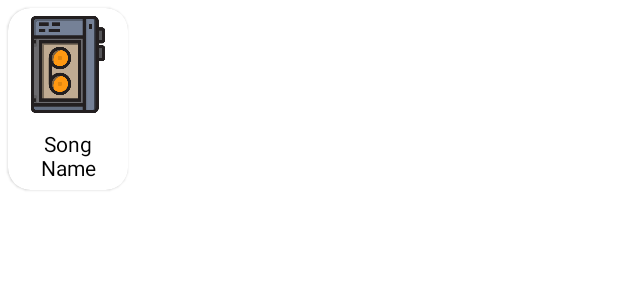
After one commit to Shevy-D/AudioPlayer, an Android app: the layout favorite_view.xml on its own in the app's theme, with its tools: preview values and no code run, on a phone screen of 412 x 824 dp. The commit adds this screen. Shown: the top 300 px of the screen. Run offline under Robolectric (Android 15) with nearby library versions, the phone set to English and light mode, and no system bars.

Commit message:
Added possibility to add songs to favorite activity

```diff
--- a/app/src/main/AndroidManifest.xml
+++ b/app/src/main/AndroidManifest.xml
@@ -26,7 +26,7 @@
             android:screenOrientation="portrait"
             tools:ignore="LockedOrientationActivity" />
         <activity
-            android:name=".presentation.FavoriteActivity"
+            android:name=".presentation.favorite.FavoriteActivity"
             android:exported="false"
             android:screenOrientation="portrait"
             tools:ignore="LockedOrientationActivity" />
--- a/app/src/main/java/com/shevy/audioplayer/presentation/MainActivity.kt
+++ b/app/src/main/java/com/shevy/audioplayer/presentation/MainActivity.kt
@@ -22,6 +22,7 @@ import com.shevy.audioplayer.R
 import com.shevy.audioplayer.databinding.ActivityMainBinding
 import com.shevy.audioplayer.models.Music
 import com.shevy.audioplayer.models.exitApplication
+import com.shevy.audioplayer.presentation.favorite.FavoriteActivity
 import java.io.File
 
 class MainActivity : AppCompatActivity() {
--- a/app/src/main/res/layout/activity_favorite.xml
+++ b/app/src/main/res/layout/activity_favorite.xml
@@ -4,7 +4,7 @@
     xmlns:tools="http://schemas.android.com/tools"
     android:layout_width="match_parent"
     android:layout_height="match_parent"
-    tools:context=".presentation.FavoriteActivity">
+    tools:context=".presentation.favorite.FavoriteActivity">
 
     <LinearLayout
         android:id="@+id/linearLayout"
@@ -45,6 +45,7 @@
         app:layout_constraintStart_toStartOf="parent"
         app:layout_constraintEnd_toEndOf="parent"
         app:layout_constraintTop_toBottomOf="@id/linearLayout"
+        android:scrollbarThumbVertical="@drawable/ic_scroll_bar"
         android:scrollbars="vertical"
         android:paddingBottom="40dp"
         android:layout_marginTop="10dp"/>
--- /dev/null
+++ b/app/src/main/res/layout/favorite_view.xml
@@ -0,0 +1,29 @@
+<?xml version="1.0" encoding="utf-8"?>
+<com.google.android.material.card.MaterialCardView xmlns:android="http://schemas.android.com/apk/res/android"
+    xmlns:app="http://schemas.android.com/apk/res-auto"
+    android:layout_width="wrap_content"
+    android:layout_height="wrap_content"
+    app:cardCornerRadius="15dp"
+    android:layout_margin="5dp">
+
+    <com.google.android.material.imageview.ShapeableImageView
+        android:id="@+id/songImgFV"
+        android:layout_width="80dp"
+        android:layout_height="75dp"
+        app:shapeAppearanceOverlay="@style/curved"
+        android:contentDescription="@string/song_name"
+        android:src="@drawable/splash_screen"
+        android:padding="5dp"/>
+
+    <TextView
+        android:id="@+id/songNameFV"
+        android:layout_width="80dp"
+        android:layout_height="wrap_content"
+        android:maxLines="2"
+        android:textColor="@color/black"
+        android:text="@string/song_name"
+        android:gravity="center"
+        android:layout_marginTop="75dp"
+        android:padding="5dp"/>
+
+</com.google.android.material.card.MaterialCardView>
```
Also changed, not shown: app/src/main/java/com/shevy/audioplayer/models/Music.kt (+13 -1 lines), app/src/main/java/com/shevy/audioplayer/presentation/FavoriteActivity.kt (deleted, +0 -18 lines), app/src/main/java/com/shevy/audioplayer/presentation/PlayerActivity.kt (+25 -7 lines), app/src/main/java/com/shevy/audioplayer/presentation/favorite/FavoriteActivity.kt (added, +31 -0 lines), app/src/main/java/com/shevy/audioplayer/presentation/favorite/FavoriteAdapter.kt (added, +48 -0 lines).
